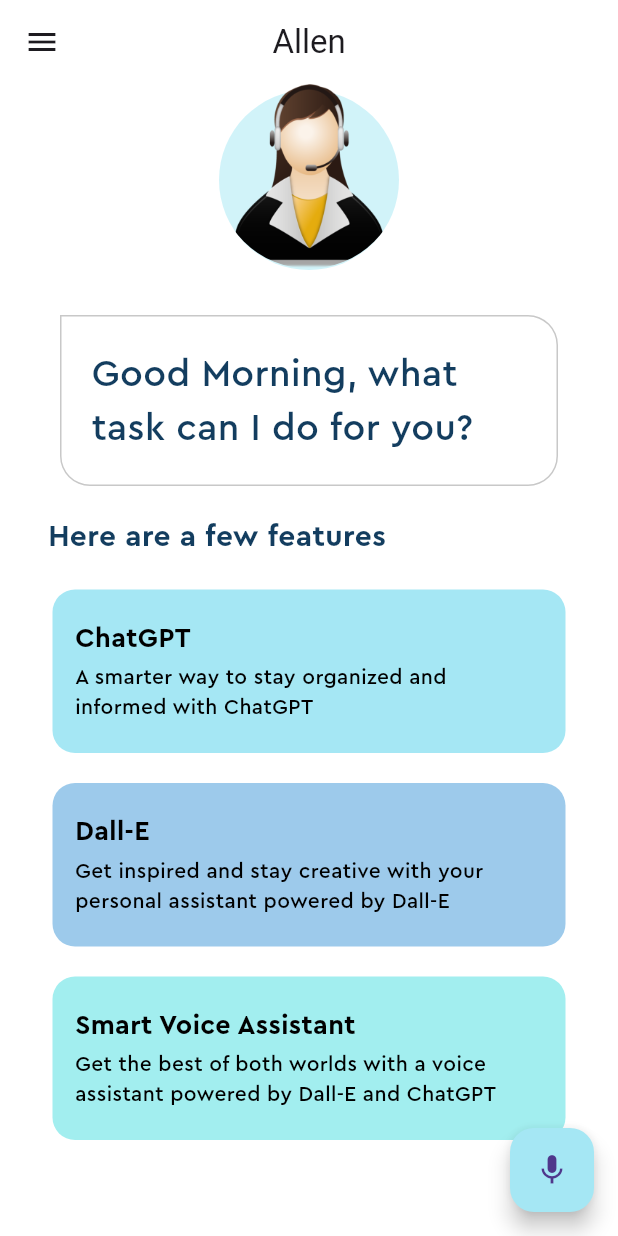
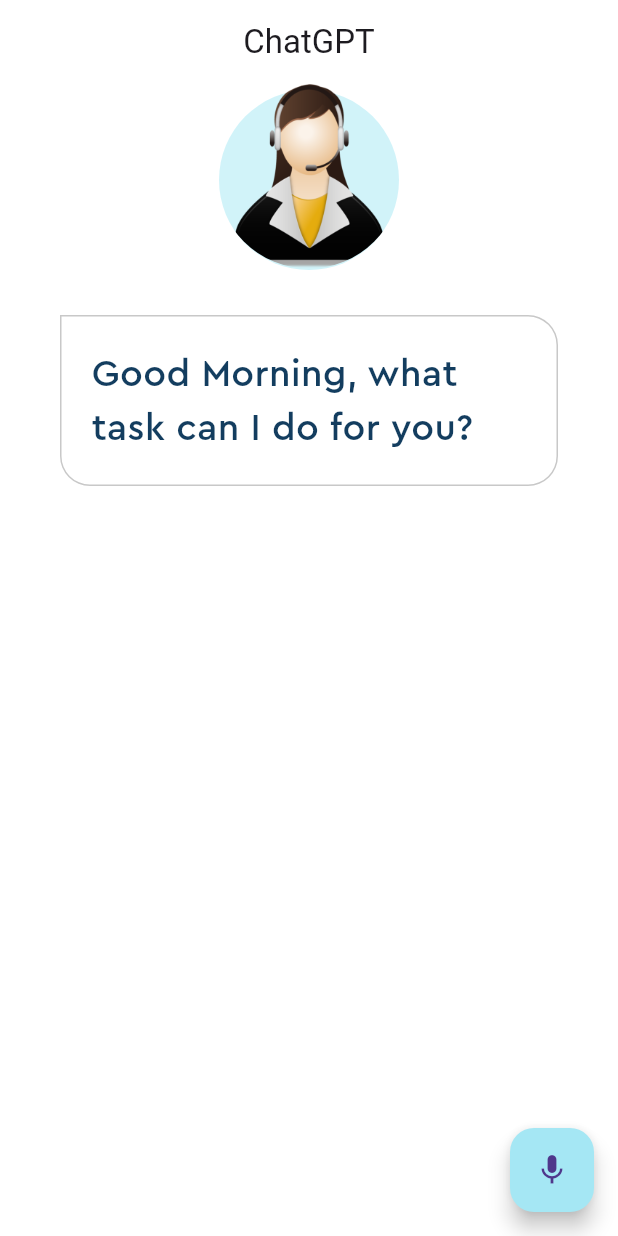
Before and after one commit to Sem987h/ChatGPT, a Flutter app: the screen it shows after launch, on a phone screen of 412 x 824 dp. Run offline on Flutter 3.47's test engine with Material 2 defaults, Android fonts, the phone set to English and light mode, and no system bars; our stand-ins replace animate_do, flutter_tts, speech_to_text.

Commit message:
ChatGPT Implemented

```diff
--- a/lib/home_page.dart
+++ b/lib/home_page.dart
@@ -1,4 +1,3 @@
-import 'package:allen/feature_box.dart';
 import 'package:allen/openai_service.dart';
 import 'package:allen/pallete.dart';
 import 'package:animate_do/animate_do.dart';
@@ -73,9 +72,9 @@ class _HomePageState extends State<HomePage> {
     return Scaffold(
       appBar: AppBar(
         title: BounceInDown(
-          child: const Text('Allen'),
+          child: const Text('ChatGPT'),
         ),
-        leading: const Icon(Icons.menu),
+        // leading: const Icon(Icons.menu),
         centerTitle: true,
       ),
       body: SingleChildScrollView(
@@ -146,68 +145,68 @@ class _HomePageState extends State<HomePage> {
                 ),
               ),
             ),
-            if (generatedImageUrl != null)
-              Padding(
-                padding: const EdgeInsets.all(10.0),
-                child: ClipRRect(
-                  borderRadius: BorderRadius.circular(20),
-                  child: Image.network(generatedImageUrl!),
-                ),
-              ),
-            SlideInLeft(
-              child: Visibility(
-                visible: generatedContent == null && generatedImageUrl == null,
-                child: Container(
-                  padding: const EdgeInsets.all(10),
-                  alignment: Alignment.centerLeft,
-                  margin: const EdgeInsets.only(top: 10, left: 22),
-                  child: const Text(
-                    'Here are a few features',
-                    style: TextStyle(
-                      fontFamily: 'Cera Pro',
-                      color: Pallete.mainFontColor,
-                      fontSize: 20,
-                      fontWeight: FontWeight.bold,
-                    ),
-                  ),
-                ),
-              ),
-            ),
-            // features list
-            Visibility(
-              visible: generatedContent == null && generatedImageUrl == null,
-              child: Column(
-                children: [
-                  SlideInLeft(
-                    delay: Duration(milliseconds: start),
-                    child: const FeatureBox(
-                      color: Pallete.firstSuggestionBoxColor,
-                      headerText: 'ChatGPT',
-                      descriptionText:
-                          'A smarter way to stay organized and informed with ChatGPT',
-                    ),
-                  ),
-                  SlideInLeft(
-                    delay: Duration(milliseconds: start + delay),
-                    child: const FeatureBox(
-                      color: Pallete.secondSuggestionBoxColor,
-                      headerText: 'Dall-E',
-                      descriptionText:
-                          'Get inspired and stay creative with your personal assistant powered by Dall-E',
-                    ),
-                  ),
-                  SlideInLeft(
-                    delay: Duration(milliseconds: start + 2 * delay),
-                    child: const FeatureBox(
-                      color: Pallete.thirdSuggestionBoxColor,
-                      headerText: 'Smart Voice Assistant',
-                      descriptionText:
-                          'Get the best of both worlds with a voice assistant powered by Dall-E and ChatGPT',
-                    ),
-                  ),
-                ],
-              ),
-            )
+            // if (generatedImageUrl != null)
+            //   Padding(
+            //     padding: const EdgeInsets.all(10.0),
+            //     child: ClipRRect(
+            //       borderRadius: BorderRadius.circular(20),
+            //       child: Image.network(generatedImageUrl!),
+            //     ),
+            //   ),
+            // SlideInLeft(
+            //   child: Visibility(
+            //     visible: generatedContent == null && generatedImageUrl == null,
+            //     child: Container(
+            //       padding: const EdgeInsets.all(10),
+            //       alignment: Alignment.centerLeft,
+            //       margin: const EdgeInsets.only(top: 10, left: 22),
+            //       child: const Text(
+            //         'Here are a few features',
+            //         style: TextStyle(
+            //           fontFamily: 'Cera Pro',
+            //           color: Pallete.mainFontColor,
+            //           fontSize: 20,
+            //           fontWeight: FontWeight.bold,
+            //         ),
+            //       ),
+            //     ),
+            //   ),
+            // ),
+            // // features list
+            // Visibility(
+            //   visible: generatedContent == null && generatedImageUrl == null,
+            //   child: Column(
+            //     children: [
+            //       SlideInLeft(
+            //         delay: Duration(milliseconds: start),
+            //         child: const FeatureBox(
+            //           color: Pallete.firstSuggestionBoxColor,
+            //           headerText: 'ChatGPT',
+            //           descriptionText:
+            //               'A smarter way to stay organized and informed with ChatGPT',
+            //         ),
+            //       ),
+            //       SlideInLeft(
+            //         delay: Duration(milliseconds: start + delay),
+            //         child: const FeatureBox(
+            //           color: Pallete.secondSuggestionBoxColor,
+            //           headerText: 'Dall-E',
+            //           descriptionText:
+            //               'Get inspired and stay creative with your personal assistant powered by Dall-E',
+            //         ),
+            //       ),
+            //       SlideInLeft(
+            //         delay: Duration(milliseconds: start + 2 * delay),
+            //         child: const FeatureBox(
+            //           color: Pallete.thirdSuggestionBoxColor,
+            //           headerText: 'Smart Voice Assistant',
+            //           descriptionText:
+            //               'Get the best of both worlds with a voice assistant powered by Dall-E and ChatGPT',
+            //         ),
+            //       ),
+            //     ],
+            //   ),
+            // )
           ],
         ),
       ),
--- a/lib/openai_service.dart
+++ b/lib/openai_service.dart
@@ -1,6 +1,7 @@
 import 'dart:convert';
 
 import 'package:allen/secrets.dart';
+import 'package:flutter/material.dart';
 import 'package:http/http.dart' as http;
 
 class OpenAIService {
@@ -25,7 +26,7 @@ class OpenAIService {
           ],
         }),
       );
-      print(res.body);
+      debugPrint(res.body);
       if (res.statusCode == 200) {
         String content =
             jsonDecode(res.body)['choices'][0]['message']['content'];
--- a/lib/secrets.dart
+++ b/lib/secrets.dart
@@ -1 +1,2 @@
-const openAIAPIKey = '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';
+// const openAIAPIKey = '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';
+const openAIAPIKey = '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';
```
Also changed, not shown: 3 other files.
